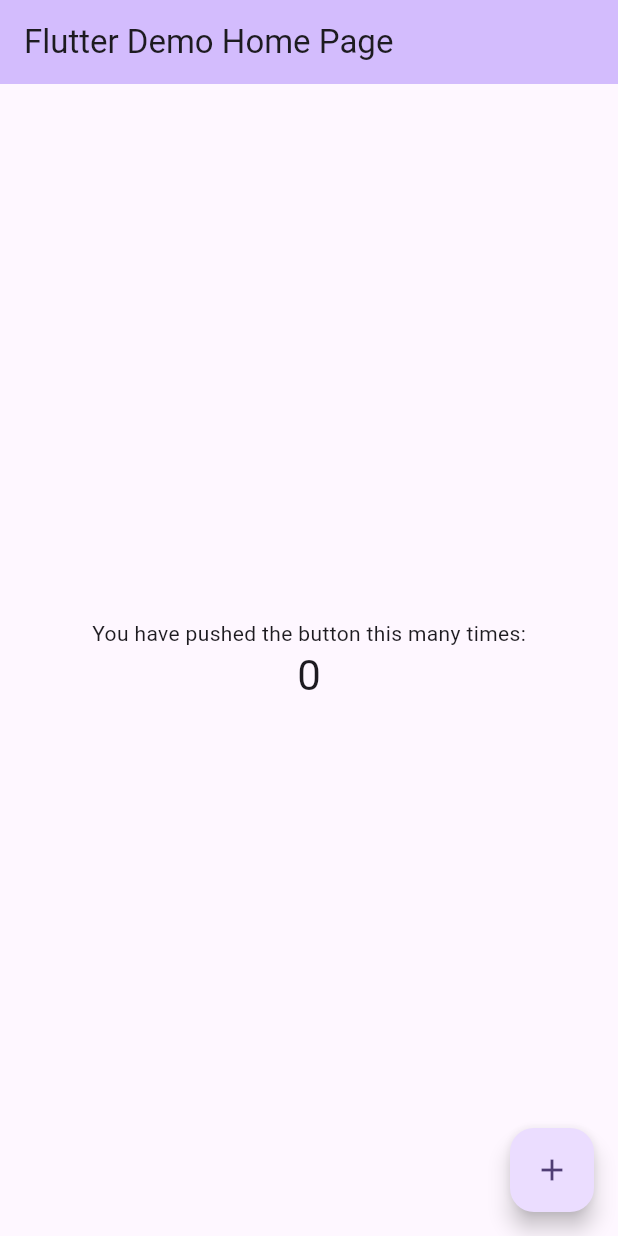
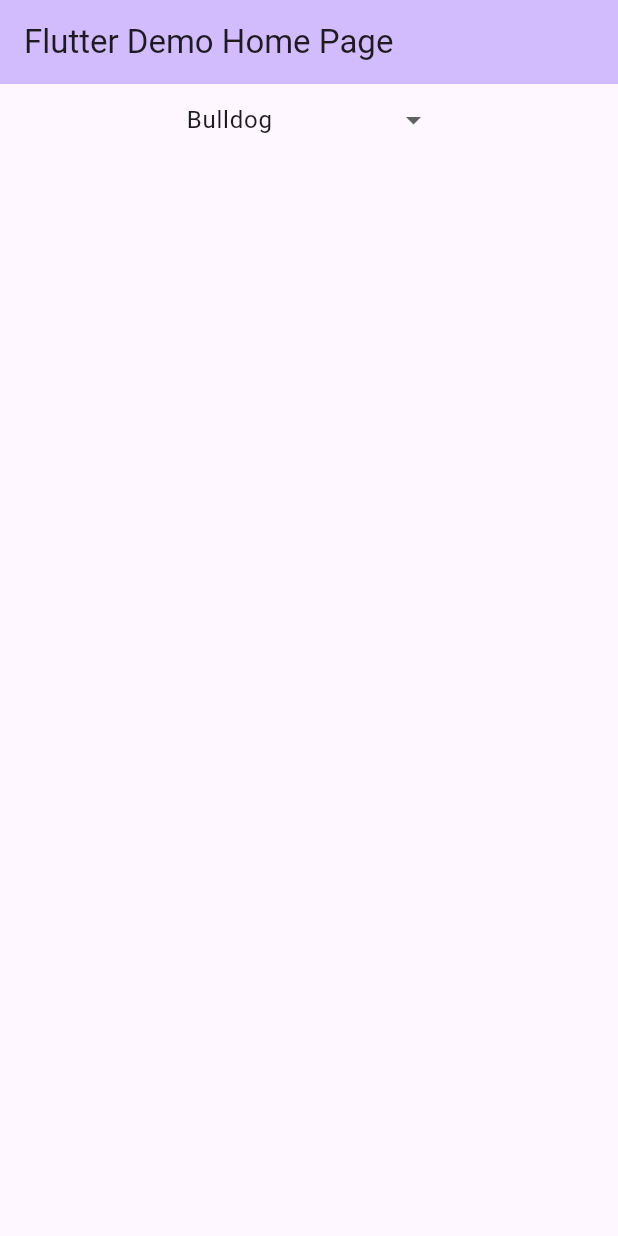
Before and after one commit to dccruzt/onboarding_form, a Flutter app: the screen it shows after launch, on a phone screen of 412 x 824 dp. Run offline on Flutter 3.47's test engine with Material 3 defaults, Android fonts, the phone set to English and light mode, and no system bars; our stand-ins replace equatable, flutter_bloc, get_it.

Commit message:
feat: add controller, state and screen for the first step of the onboarding: breeds step

```diff
--- /dev/null
+++ b/lib/core/design_system/components/regular_dropdown_button.dart
@@ -0,0 +1,71 @@
+import 'package:flutter/material.dart';
+
+class DropdownItem {
+  const DropdownItem({required this.id, required this.name});
+
+  final String id;
+  final String name;
+
+  @override
+  bool operator ==(Object other) =>
+      identical(this, other) ||
+      other is DropdownItem &&
+          runtimeType == other.runtimeType &&
+          id == other.id &&
+          name == other.name;
+
+  @override
+  int get hashCode => id.hashCode;
+}
+
+class RegularDropdownButton extends StatefulWidget {
+  const RegularDropdownButton({
+    super.key,
+    required this.items,
+    required this.selectedItem,
+    required this.onTap,
+  });
+
+  final List<DropdownItem> items;
+  final DropdownItem selectedItem;
+  final ValueChanged<DropdownItem> onTap;
+
+  @override
+  State<RegularDropdownButton> createState() => _RegularDropdownButtonState();
+}
+
+class _RegularDropdownButtonState extends State<RegularDropdownButton> {
+  late DropdownItem _dropdownValue;
+
+  @override
+  void initState() {
+    super.initState();
+
+    _dropdownValue = widget.selectedItem;
+  }
+
+  @override
+  Widget build(BuildContext context) {
+    final theme = Theme.of(context);
+
+    return DropdownButton<DropdownItem>(
+      value: _dropdownValue,
+      style: theme.textTheme.bodyLarge,
+      underline: Container(height: 2),
+      onChanged: (DropdownItem? value) {
+        setState(() {
+          _dropdownValue = value!;
+          widget.onTap.call(value);
+        });
+      },
+      items: widget.items.map<DropdownMenuItem<DropdownItem>>((
+        DropdownItem value,
+      ) {
+        return DropdownMenuItem<DropdownItem>(
+          value: value,
+          child: Text(value.name),
+        );
+      }).toList(),
+    );
+  }
+}
--- a/lib/domain/entities/breed.dart
+++ b/lib/domain/entities/breed.dart
@@ -1,6 +1,15 @@
+import 'package:json_annotation/json_annotation.dart';
+
+part 'breed.g.dart';
+
+@JsonSerializable()
 class Breed {
   const Breed({required this.id, required this.name});
 
   final String id;
   final String name;
+
+  factory Breed.fromJson(Map<String, dynamic> json) => _$BreedFromJson(json);
+
+  Map<String, dynamic> toJson() => _$BreedToJson(this);
 }
--- /dev/null
+++ b/lib/domain/repositories/onboarding_repository.dart
@@ -0,0 +1,5 @@
+import '../entities/breed.dart';
+
+abstract class OnboardingRepository {
+  Future<List<Breed>> loadBreeds();
+}
--- /dev/null
+++ b/lib/domain/use_cases/load_breeds_use_case.dart
@@ -0,0 +1,16 @@
+import '../entities/breed.dart';
+import '../repositories/onboarding_repository.dart';
+
+class LoadBreedsUseCase {
+  const LoadBreedsUseCase({required this.repository});
+
+  final OnboardingRepository repository;
+
+  Future<List<Breed>> call() {
+    try {
+      return repository.loadBreeds();
+    } catch (_) {
+      rethrow;
+    }
+  }
+}
--- a/lib/main.dart
+++ b/lib/main.dart
@@ -1,33 +1,25 @@
 import 'package:flutter/material.dart';
+import 'package:onboarding_form/ui/screens/step_breed_page.dart';
+
+import 'di/dependencies.dart';
 
 void main() {
+  _setupDependencies();
   runApp(const MyApp());
+}
+
+Future<void> _setupDependencies() async {
+  await initDependencies();
 }
 
 class MyApp extends StatelessWidget {
   const MyApp({super.key});
 
-  // This widget is the root of your application.
   @override
   Widget build(BuildContext context) {
     return MaterialApp(
       title: 'Flutter Demo',
       theme: ThemeData(
-        // This is the theme of your application.
-        //
-        // TRY THIS: Try running your application with "flutter run". You'll see
-        // the application has a purple toolbar. Then, without quitting the app,
-        // try changing the seedColor in the colorScheme below to Colors.green
-        // and then invoke "hot reload" (save your changes or press the "hot
-        // reload" button in a Flutter-supported IDE, or press "r" if you used
-        // the command line to start the app).
-        //
-        // Notice that the counter didn't reset back to zero; the application
-        // state is not lost during the reload. To reset the state, use hot
-        // restart instead.
-        //
-        // This works for code too, not just values: Most code changes can be
-        // tested with just a hot reload.
         colorScheme: ColorScheme.fromSeed(seedColor: Colors.deepPurple),
       ),
       home: const MyHomePage(title: 'Flutter Demo Home Page'),
@@ -38,15 +30,6 @@ class MyApp extends StatelessWidget {
 class MyHomePage extends StatefulWidget {
   const MyHomePage({super.key, required this.title});
 
-  // This widget is the home page of your application. It is stateful, meaning
-  // that it has a State object (defined below) that contains fields that affect
-  // how it looks.
-
-  // This class is the configuration for the state. It holds the values (in this
-  // case the title) provided by the parent (in this case the App widget) and
-  // used by the build method of the State. Fields in a Widget subclass are
-  // always marked "final".
-
   final String title;
 
   @override
@@ -54,68 +37,26 @@ class MyHomePage extends StatefulWidget {
 }
 
 class _MyHomePageState extends State<MyHomePage> {
-  int _counter = 0;
+  final PageController _controller = PageController();
 
-  void _incrementCounter() {
-    setState(() {
-      // This call to setState tells the Flutter framework that something has
-      // changed in this State, which causes it to rerun the build method below
-      // so that the display can reflect the updated values. If we changed
-      // _counter without calling setState(), then the build method would not be
-      // called again, and so nothing would appear to happen.
-      _counter++;
-    });
+  @override
+  void dispose() {
+    _controller.dispose();
+
+    super.dispose();
   }
 
   @override
   Widget build(BuildContext context) {
-    // This method is rerun every time setState is called, for instance as done
-    // by the _incrementCounter method above.
-    //
-    // The Flutter framework has been optimized to make rerunning build methods
-    // fast, so that you can just rebuild anything that needs updating rather
-    // than having to individually change instances of widgets.
     return Scaffold(
       appBar: AppBar(
-        // TRY THIS: Try changing the color here to a specific color (to
-        // Colors.amber, perhaps?) and trigger a hot reload to see the AppBar
-        // change color while the other colors stay the same.
         backgroundColor: Theme.of(context).colorScheme.inversePrimary,
-        // Here we take the value from the MyHomePage object that was created by
-        // the App.build method, and use it to set our appbar title.
         title: Text(widget.title),
       ),
-      body: Center(
-        // Center is a layout widget. It takes a single child and positions it
-        // in the middle of the parent.
-        child: Column(
-          // Column is also a layout widget. It takes a list of children and
-          // arranges them vertically. By default, it sizes itself to fit its
-          // children horizontally, and tries to be as tall as its parent.
-          //
-          // Column has various properties to control how it sizes itself and
-          // how it positions its children. Here we use mainAxisAlignment to
-          // center the children vertically; the main axis here is the vertical
-          // axis because Columns are vertical (the cross axis would be
-          // horizontal).
-          //
-          // TRY THIS: Invoke "debug painting" (choose the "Toggle Debug Paint"
-          // action in the IDE, or press "p" in the console), to see the
-          // wireframe for each widget.
-          mainAxisAlignment: MainAxisAlignment.center,
-          children: <Widget>[
-            const Text('You have pushed the button this many times:'),
-            Text(
-              '$_counter',
-              style: Theme.of(context).textTheme.headlineMedium,
-            ),
-          ],
-        ),
-      ),
-      floatingActionButton: FloatingActionButton(
-        onPressed: _incrementCounter,
-        tooltip: 'Increment',
-        child: const Icon(Icons.add),
+      body: PageView(
+        controller: _controller,
+        physics: const NeverScrollableScrollPhysics(), // disable swipe
+        children: const [StepBreedPage()],
       ), // This trailing comma makes auto-formatting nicer for build methods.
     );
   }
--- /dev/null
+++ b/lib/ui/controller/step_breed/step_breed_controller.dart
@@ -0,0 +1,41 @@
+import 'package:flutter/widgets.dart';
+import 'package:flutter_bloc/flutter_bloc.dart';
+import 'package:provider/provider.dart';
+
+import '../../../di/dependencies.dart';
+import '../../../domain/entities/breed.dart';
+import '../../../domain/use_cases/load_breeds_use_case.dart';
+import 'step_breed_state.dart';
+
+class StepBreedCubitProvider extends BlocProvider<StepBreedCubit> {
+  StepBreedCubitProvider({
+    super.key,
+    super.child,
+    Create<StepBreedCubit>? create,
+    LoadBreedsUseCase? useCase,
+  }) : super(
+         create:
+             create ??
+             (context) => StepBreedCubit(loadBreedsUseCase: di())..init(),
+       );
+
+  static StepBreedCubit of(BuildContext context) =>
+      BlocProvider.of<StepBreedCubit>(context);
+}
+
+class StepBreedCubit extends Cubit<StepBreedState> {
+  StepBreedCubit({required this.loadBreedsUseCase})
+    : super(const StepBreedState());
+
+  final LoadBreedsUseCase loadBreedsUseCase;
+
+  Future<void> init() async {
+    await loadBreedsUseCase
+        .call()
+        .then((value) => _emit(breeds: value))
+        .catchError((error) => _emit(error: error));
+  }
+
+  void _emit({List<Breed>? breeds, Object? error}) =>
+      emit(state.copyWith(breeds: breeds, error: error));
+}
--- /dev/null
+++ b/lib/ui/controller/step_breed/step_breed_state.dart
@@ -0,0 +1,16 @@
+import 'package:equatable/equatable.dart';
+
+import '../../../domain/entities/breed.dart';
+
+class StepBreedState extends Equatable {
+  const StepBreedState({this.breeds = const [], this.error});
+
+  final List<Breed> breeds;
+  final Object? error;
+
+  StepBreedState copyWith({List<Breed>? breeds, Object? error}) =>
+      StepBreedState(breeds: breeds ?? this.breeds, error: error ?? this.error);
+
+  @override
+  List<Object?> get props => [breeds, error];
+}
--- /dev/null
+++ b/lib/ui/screens/step_breed_page.dart
@@ -0,0 +1,33 @@
+import 'package:flutter/material.dart';
+import 'package:flutter_bloc/flutter_bloc.dart';
+
+import '../../core/design_system/components/regular_dropdown_button.dart';
+import '../controller/step_breed/step_breed_controller.dart';
+import '../controller/step_breed/step_breed_state.dart';
+import '../extensions/breeds_list_ext.dart';
+
+class StepBreedPage extends StatelessWidget {
+  const StepBreedPage({super.key});
+
+  @override
+  Widget build(BuildContext context) {
+    return StepBreedCubitProvider(
+      child: BlocBuilder<StepBreedCubit, StepBreedState>(
+        builder: (context, state) {
+          final list = state.breeds.toDropdownList();
+
+          return Column(
+            children: [
+              if (state.breeds.isNotEmpty)
+                RegularDropdownButton(
+                  items: state.breeds.toDropdownList(),
+                  selectedItem: list.first,
+                  onTap: (DropdownItem value) {},
+                ),
+            ],
+          );
+        },
+      ),
+    );
+  }
+}
```
Also changed, not shown: assets/json/breeds.json (added, +8 -0 lines), lib/data/data_sources/onboarding_remote_data_source.dart (+12 -3 lines), lib/data/repositories/onboarding_repository.dart (added, +13 -0 lines), lib/di/dependencies.dart (added, +21 -0 lines), lib/ui/extensions/breeds_list_ext.dart (added, +10 -0 lines), pubspec.yaml (+12 -65 lines), lib/domain/entities/breed.g.dart (added), pubspec.lock.
